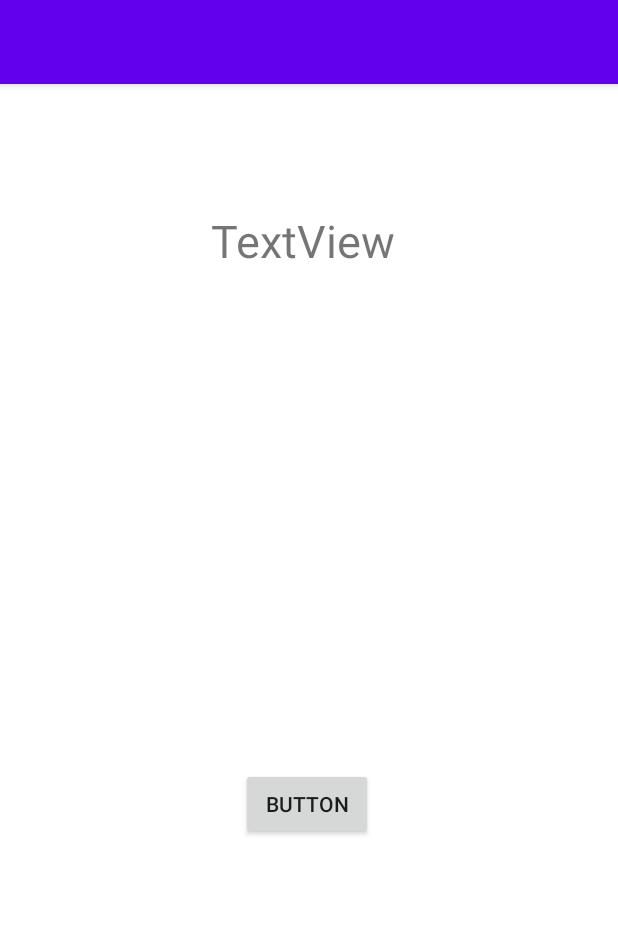
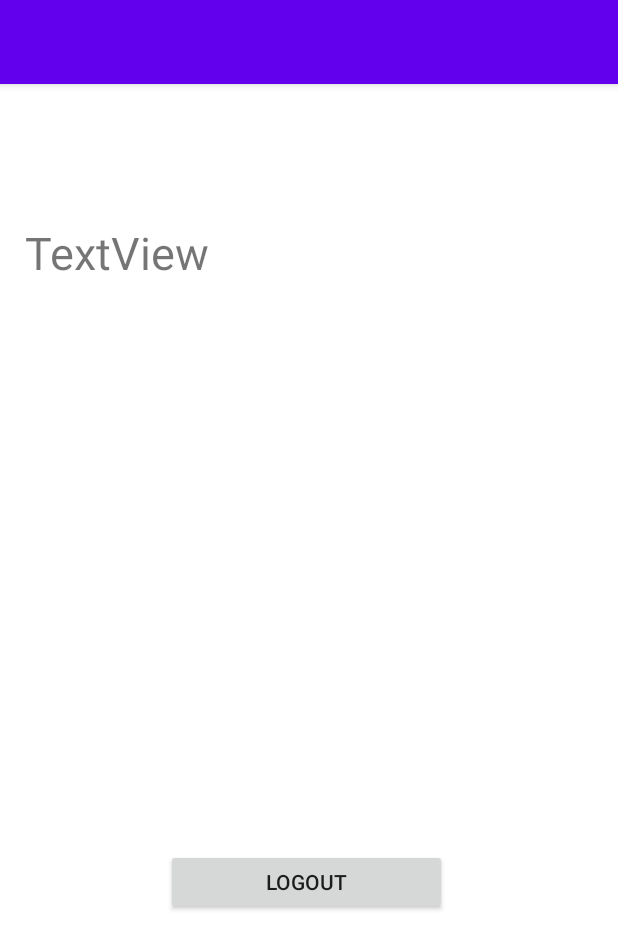
Before and after one commit to Abhaysingh10/EasyApp, an Android app: the categories screen opened directly, with no data from a screen before it, on a phone screen of 412 x 824 dp. Shown: the top 949 px of the screen. Run offline under Robolectric (Android 15) with nearby library versions, the phone set to English and light mode, and no system bars; our stand-ins replace Firebase (no records; nobody signed in at launch, a user with empty details on screens opened directly); Roboto replaces fonts that are not available here.

Commit message:
Google Logout added and working just fine, still to do with profile image. 23-July

```diff
--- a/app/src/main/AndroidManifest.xml
+++ b/app/src/main/AndroidManifest.xml
@@ -1,6 +1,10 @@
 <?xml version="1.0" encoding="utf-8"?>
 <manifest xmlns:android="http://schemas.android.com/apk/res/android"
     package="com.example.easy">
+
+
+    <uses-permission android:name="android.permission.GET_ACCOUNTS"  />
+
 
     <application
         android:allowBackup="true"
--- a/app/src/main/java/com/example/easy/MainActivity.java
+++ b/app/src/main/java/com/example/easy/MainActivity.java
@@ -35,7 +35,7 @@ public class MainActivity extends AppCompatActivity {
     ImageButton googleLogin_button, facebookLogin_button, twitterLogin_button;
     TextView guestMode;
     FirebaseAuth firebaseAuth;
-    GoogleSignInClient mGoogleSignInClient;
+    public GoogleSignInClient mGoogleSignInClient;
     private final static int RC_SIGN_IN = 2;
 
 
@@ -123,8 +123,8 @@ public class MainActivity extends AppCompatActivity {
                     Toast.makeText(MainActivity.this,"Successfull",Toast.LENGTH_SHORT).show();
                     FirebaseUser user = firebaseAuth.getCurrentUser();
                     startActivity(new Intent(MainActivity.this, categories.class));
-                    updateUI(user);
-                }
+
+                }    //   updateUI(user);
 
                 else {
                     Toast.makeText(MainActivity.this,"Failed",Toast.LENGTH_SHORT).show();
--- a/app/src/main/java/com/example/easy/categories.java
+++ b/app/src/main/java/com/example/easy/categories.java
@@ -5,7 +5,9 @@ import androidx.appcompat.app.AppCompatActivity;
 import androidx.lifecycle.GenericLifecycleObserver;
 
 import android.content.Intent;
+import android.net.Uri;
 import android.os.Bundle;
+import android.view.View;
 import android.widget.Button;
 import android.widget.EditText;
 import android.widget.ImageView;
@@ -22,6 +24,10 @@ import com.google.android.gms.common.api.GoogleApi;
 import com.google.android.gms.common.api.GoogleApiClient;
 import com.google.android.gms.common.api.OptionalPendingResult;
 import com.google.android.gms.common.api.ResultCallback;
+import com.google.android.gms.tasks.OnCompleteListener;
+import com.google.android.gms.tasks.Task;
+import com.google.firebase.auth.FirebaseAuth;
+import com.google.firebase.auth.FirebaseUser;
 
 public class categories extends AppCompatActivity {
 
@@ -30,7 +36,8 @@ public class categories extends AppCompatActivity {
     Button logoutbutn;
     GoogleSignInOptions gso;
     GoogleApi googleApi;
-    GoogleSignInClient mSignInClient;
+    GoogleSignInClient mGoogleSignInClient;
+    FirebaseAuth firebaseAuth ;
 
     @Override
     protected void onCreate(Bundle savedInstanceState) {
@@ -42,35 +49,49 @@ public class categories extends AppCompatActivity {
         userName = (TextView) findViewById(R.id.userName);
         profileImage = findViewById(R.id.userProfile_Image);
         logoutbutn = findViewById(R.id.logout_button);
+        firebaseAuth = firebaseAuth.getInstance();
 
 
         gso = new GoogleSignInOptions.Builder(GoogleSignInOptions.DEFAULT_SIGN_IN)
                 .requestEmail()
                 .build();
+
+        mGoogleSignInClient = GoogleSignIn.getClient(this, gso);
+
+        logoutbutn.setOnClickListener(new View.OnClickListener() {
+            @Override
+            public void onClick(View v) {
+             mGoogleSignInClient.signOut()
+             .addOnCompleteListener(categories.this, new OnCompleteListener<Void>() {
+                 @Override
+                 public void onComplete(@NonNull Task<Void> task) {
+                     Toast.makeText(categories.this, "Logged out", Toast.LENGTH_SHORT).show();
+                 }
+             });
+                startActivity(new Intent(categories.this, MainActivity.class));
+            }
+        });
+    }
+
+    @Override
+    protected void onStart() {
+        super.onStart();
+        FirebaseUser firebaseUser = firebaseAuth.getCurrentUser();
+        updateUI(firebaseUser);
     }
 
     ////// Need to work on ActivityResult
 
-
-        public void  handleSignInResult(GoogleSignInResult result){
-            if (result.isSuccess()){
-                GoogleSignInAccount account = result.getSignInAccount();
-                userName.setText(account.getDisplayName());
-                try {
-
-            }catch (NullPointerException e){
-                    Toast.makeText(categories.this, "Image not found", Toast.LENGTH_SHORT).show();
-                }
-        }
-            else{
-                gotoMainActivity();
-            }
-
-
+    private void updateUI(FirebaseUser user){
+        GoogleSignInAccount account = GoogleSignIn.getLastSignedInAccount(getApplicationContext());
+      if (account != null){
+          String displayName = account.getDisplayName();
+          userName.setText(displayName);
+          Uri DisplayImage =  account.getPhotoUrl();
+          profileImage.setImageURI(DisplayImage);
+      }
+      else{
+          Toast.makeText(categories.this, "Something went wrong" , Toast.LENGTH_LONG).show();
+      }
     }
-
-    private void gotoMainActivity(){
-        startActivity(new Intent(categories.this, MainActivity.class));
-    }
-
 }
--- a/app/src/main/res/layout/activity_categories.xml
+++ b/app/src/main/res/layout/activity_categories.xml
@@ -9,17 +9,17 @@
 
     <TextView
         android:id="@+id/userName"
-        android:layout_width="152dp"
-        android:layout_height="55dp"
+        android:layout_width="369dp"
+        android:layout_height="39dp"
         android:layout_marginStart="147dp"
         android:layout_marginLeft="147dp"
-        android:layout_marginTop="84dp"
+        android:layout_marginTop="92dp"
         android:layout_marginEnd="207dp"
         android:layout_marginRight="207dp"
         android:text="TextView"
         android:textSize="30dp"
         app:layout_constraintEnd_toEndOf="parent"
-        app:layout_constraintHorizontal_bias="0.073"
+        app:layout_constraintHorizontal_bias="0.419"
         app:layout_constraintStart_toStartOf="parent"
         app:layout_constraintTop_toTopOf="parent" />
 
@@ -29,25 +29,26 @@
         android:layout_height="wrap_content"
         android:layout_marginStart="140dp"
         android:layout_marginLeft="140dp"
+        android:layout_marginTop="112dp"
         android:layout_marginEnd="143dp"
         android:layout_marginRight="143dp"
         app:layout_constraintEnd_toEndOf="parent"
-        app:layout_constraintHorizontal_bias="1.0"
+        app:layout_constraintHorizontal_bias="0.0"
         app:layout_constraintStart_toStartOf="parent"
         app:layout_constraintTop_toBottomOf="@+id/userName"
         tools:srcCompat="@tools:sample/avatars" />
 
     <Button
         android:id="@+id/logout_button"
-        android:layout_width="wrap_content"
-        android:layout_height="wrap_content"
+        android:layout_width="187dp"
+        android:layout_height="44dp"
         android:layout_marginStart="160dp"
         android:layout_marginLeft="160dp"
         android:layout_marginTop="170dp"
         android:layout_marginEnd="163dp"
         android:layout_marginRight="163dp"
         android:layout_marginBottom="117dp"
-        android:text="Button"
+        android:text="Logout"
         app:layout_constraintBottom_toBottomOf="parent"
         app:layout_constraintEnd_toEndOf="parent"
         app:layout_constraintStart_toStartOf="parent"
```
